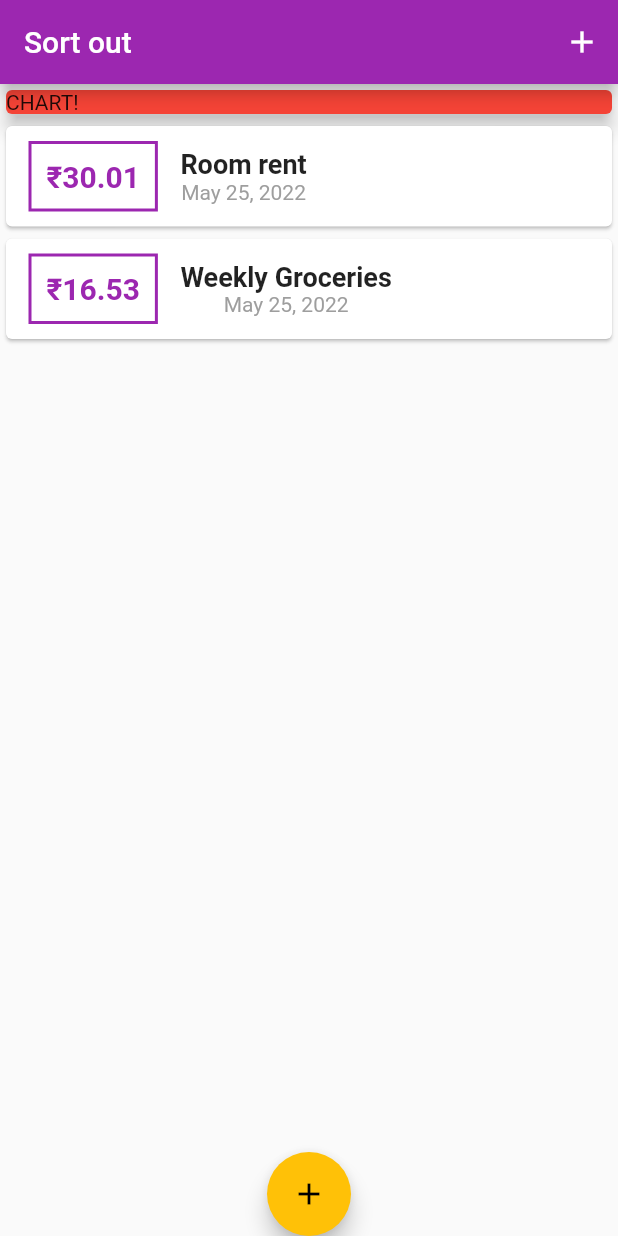
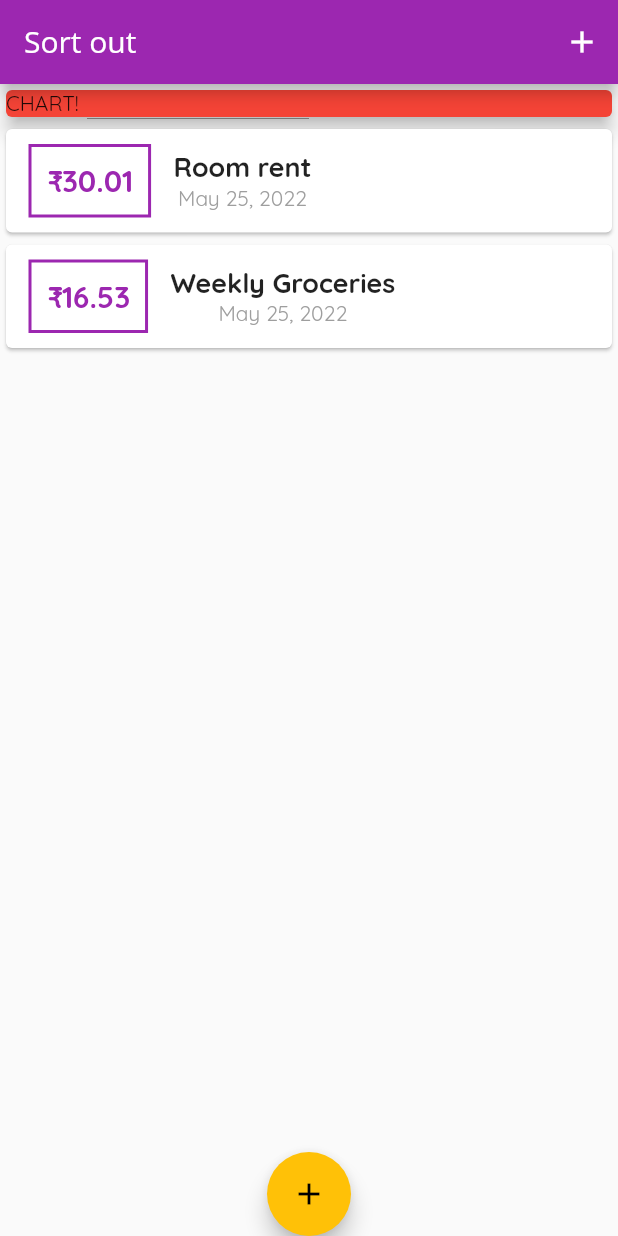
Before and after one commit to Shogil/Daily-expense-tracker-flutter, a Flutter app: the screen it shows after launch, on a phone screen of 412 x 824 dp. Run offline on Flutter 3.47's test engine with Material 2 defaults, Android fonts, the phone set to English and light mode, and no system bars.

Commit message:
update the font style

```diff
--- a/lib/main.dart
+++ b/lib/main.dart
@@ -16,6 +16,7 @@ class MyApp extends StatelessWidget {
       theme: ThemeData(
         primarySwatch: Colors.purple,
         accentColor: Colors.amber,
+        fontFamily: 'Quicksand',
       ),
       home: MyHomePage(),
     );
@@ -73,7 +74,10 @@ class _MyHomePageState extends State<MyHomePage> {
   Widget build(BuildContext context) {
     return Scaffold(
       appBar: AppBar(
-        title: Text('Sort out'),
+        title: Text(
+          'Sort out',
+          style: TextStyle(fontFamily: 'OpenSans'),
+        ),
         actions: <Widget>[
           IconButton(
             onPressed: () => _startAddNewTransaction(context),
```
